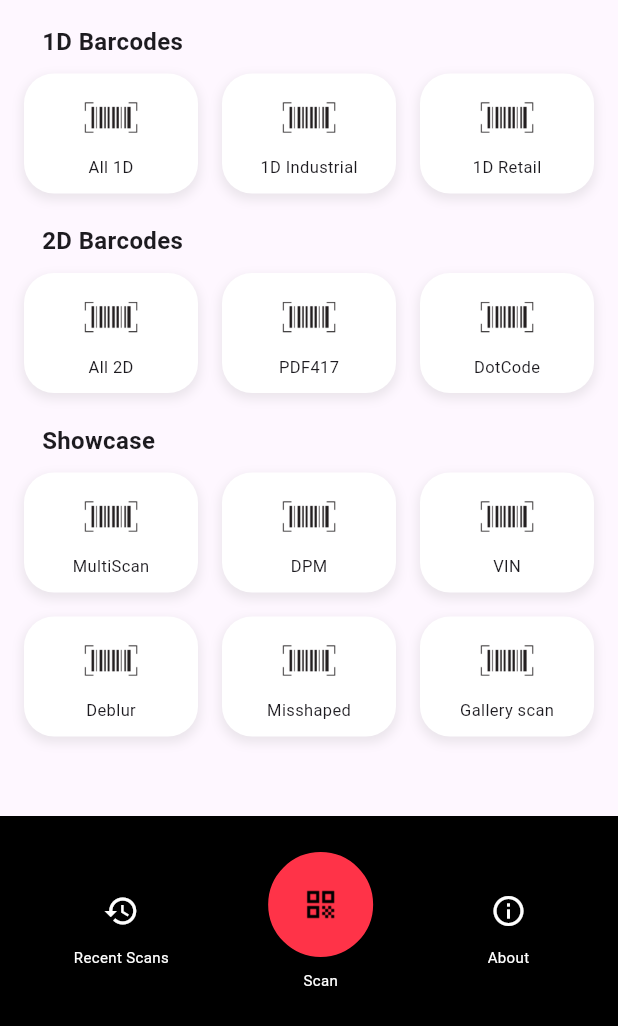
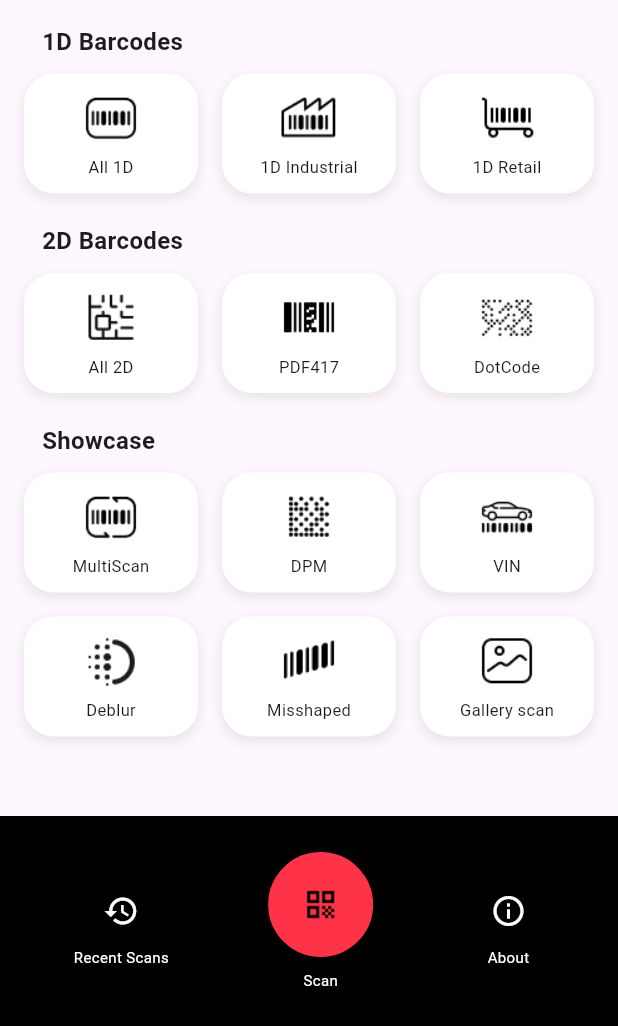
Before and after one commit to barKoderSDK/flutter-demo-app, a Flutter app: the screen it shows after launch, on a phone screen of 412 x 824 dp, the part 210-1236 px from its top. Run offline on Flutter 3.47's test engine with Material 3 defaults, Android fonts, the light colour scheme and no system bars; our stand-ins replace share_plus, shared_preferences; missing offline and left inert: barkoder_flutter.

Commit message:
new icons

```diff
--- a/lib/main.dart
+++ b/lib/main.dart
@@ -11,6 +11,7 @@ class MyApp extends StatelessWidget {
   @override
   Widget build(BuildContext context) {
     return MaterialApp(
+      debugShowCheckedModeBanner: false,
       title: 'Your Barcode Scanner',
       theme: ThemeData(
         primarySwatch: Colors.red,
--- a/lib/screens/home/screens/home_screen.dart
+++ b/lib/screens/home/screens/home_screen.dart
@@ -1,81 +1,3 @@
-
-//       bottomNavigationBar: SizedBox(
-//         height: 120.0,
-//         child: BottomAppBar(
-//           color: Colors.black,
-//           shape: const CircularNotchedRectangle(),
-//           notchMargin: 8.0,
-//           child: Row(
-//             mainAxisAlignment: MainAxisAlignment.spaceAround,
-//             children: [
-//               Column(
-//                 mainAxisSize: MainAxisSize.min,
-//                 children: [
-//                   IconButton(
-//                     icon: const Icon(Icons.history, color: Colors.white),
-//                     onPressed: () => openRecentScans(context),
-//                   ),
-//                   const Text(
-//                     'Recent Scans',
-//                     style: TextStyle(color: Colors.white, fontSize: 10.0),
-//                   ),
-//                 ],
-//               ),
-//               Column(
-//                 mainAxisSize: MainAxisSize.min,
-//                 children: [
-//                   Padding(
-//                     padding: const EdgeInsets.only(bottom: 8.0),
-//                     child: Container(
-//                       width: 60.0,
-//                       height: 60.0,
-                      // decoration: BoxDecoration(
-                      //   shape: BoxShape.circle,
-                      //   border: Border.all(color: AppColor.mainRed, width: 4.0),
-                      //   color: AppColor.mainRed,
-                      // ),
-//                       child: FloatingActionButton(
-//                         backgroundColor: AppColor.mainRed.withOpacity(0.0),
-//                         onPressed: () {
-//                           List<BarcodeType> barcodeTypesToScan =
-//                               _lastSelectedBarcodeTypes.isNotEmpty
-//                                   ? _lastSelectedBarcodeTypes
-//                                   : get1D(); // Default to all 1D barcode types if none are selected
-
-//                           startScanning(context, barcodeTypesToScan, true, true, true);
-//                         },
-//                         splashColor: Colors.transparent,
-//                         highlightElevation: 0,
-//                         child: Image.asset('assets/icons/scan-icon.png'),
-//                       ),
-//                     ),
-//                   ),
-//                   const Text(
-//                     'Scan',
-//                     style: TextStyle(color: Colors.white, fontSize: 10.0),
-//                   ),
-//                 ],
-//               ),
-//               Column(
-//                 mainAxisSize: MainAxisSize.min,
-//                 children: [
-//                   IconButton(
-//                     icon: const Icon(Icons.info_outline, color: Colors.white),
-//                     onPressed: () => openAboutScreen(context),
-//                   ),
-//                   const Text(
-//                     'About',
-//                     style: TextStyle(color: Colors.white, fontSize: 10.0),
-//                   ),
-//                 ],
-//               ),
-//             ],
-//           ),
-//         ),
-//       ),
-//     );
-//   }
-
 import 'package:barkoder/screens/home/functions/home_helper_functions.dart';
 import 'package:barkoder/screens/settings/base_functions/get_functions.dart';
 import 'package:barkoder/utils/colors.dart';
@@ -182,21 +104,21 @@ class HomeScreenState extends State<HomeScreen> {
     return [
       BarcodeButton(
         title: 'All 1D',
-        imagePath: 'assets/icon_placeholder.jpg',
+        imagePath: 'assets/icons/ico-1d-all.png',
         onTap: () async {
           await _handleBarcodeScan(context, 'selected1DBarcodeTypes', 'allowPinchToZoom1D', 'allowBeep1D', 'allowVibrate1D', 'decodingSpeed1D', 'resolution1D', 'formating1D', 'charset1D', 'continuousScanning1D', 'misshaped1D', '', '', 'bottomsheet1D', '', '1d', get1D);
         },
       ),
       BarcodeButton(
         title: '1D Industrial',
-        imagePath: 'assets/icon_placeholder.jpg',
+        imagePath: 'assets/icons/ico-1d-industrial.png',
         onTap: () async {
           await _handleBarcodeScan(context, 'selectedIndustrialBarcodeTypes', 'allowPinchToZoomIndustrial', 'allowBeepIndustrial', 'allowVibrateIndustrial', 'decodingSpeedIndustrial', 'resolutionIndustrial', 'formatingIndustrial', 'charsetIndustrial', 'continuousScanningIndustrial', 'misshapedIndustrial', '', 'continuousThresholdIndustrial', 'bottomsheetIndustrial', '', 'industrial', getIndustrial);
         },
       ),
       BarcodeButton(
         title: '1D Retail',
-        imagePath: 'assets/icon_placeholder.jpg',
+        imagePath: 'assets/icons/ico-1d-retail.png',
         onTap: () async {
           await _handleBarcodeScan(context, 'selectedRetailBarcodeTypes', 'allowPinchToZoomRetail', 'allowBeepRetail', 'allowVibrateRetail', 'decodingSpeedRetail', 'resolutionRetail', 'formatingRetail', 'charsetRetail', 'continuousScanningRetail', 'misshapedRetail', 'blurredUPCRetail', '', 'bottomsheetRetail', '', 'ratail', getRetail);
         },
@@ -208,21 +130,21 @@ class HomeScreenState extends State<HomeScreen> {
     return [
       BarcodeButton(
         title: 'All 2D',
-        imagePath: 'assets/icon_placeholder.jpg',
+        imagePath: 'assets/icons/ico-2d-datamatrix.png',
         onTap: () async {
           await _handleBarcodeScan(context, 'selected2DBarcodeTypes', 'allowPinchToZoom2D', 'allowBeep2D', 'allowVibrate2D', 'decodingSpeed2D', 'resolution2D', 'formating2D', 'charset2D', 'continuousScanning2D', '', '', '', 'bottomsheet2D', '', '2d', get2D);
         },
       ),
       BarcodeButton(
         title: 'PDF417',
-        imagePath: 'assets/icon_placeholder.jpg',
+        imagePath: 'assets/icons/ico-2d-pdf417.png',
         onTap: () async {
           await _handleBarcodeScan(context, 'selectedPDFBarcodeTypes', 'allowPinchToZoomPDF', 'allowBeepPDF', 'allowVibratePDF', 'decodingSpeedPDF', 'resolutionPDF', 'formatingPDF', 'charsetPDF', 'continuousScanningPDF', '', '', '', 'bottomsheetPDF', '', 'pdf', getPDF417);
         },
       ),
       BarcodeButton(
         title: 'DotCode',
-        imagePath: 'assets/icon_placeholder.jpg',
+        imagePath: 'assets/icons/ico-dotcode.png',
         onTap: () async {
           await _handleBarcodeScan(context, 'selectedDOTBarcodeTypes', 'allowPinchToZoomDOT', 'allowBeepDOT', 'allowVibrateDOT', 'decodingSpeedDOT', 'resolutionDOT', 'formatingDOT', 'charsetDOT', 'continuousScanningDOT', '', '', '', 'bottomsheetDOT', '', 'dot', getDotCode);
         },
@@ -234,42 +156,42 @@ class HomeScreenState extends State<HomeScreen> {
     return [
       BarcodeButton(
         title: 'MultiScan',
-        imagePath: 'assets/icon_placeholder.jpg',
+        imagePath: 'assets/icons/ico-multi.png',
         onTap: () async {
           await _handleBarcodeScan(context, 'selectedMultiScanBarcodeTypes', 'allowPinchToZoomMultiScan', 'allowBeepMultiScan', 'allowVibrateMultiScan', 'decodingSpeedMultiScan', 'resolutionMultiScan', 'formatingMultiScan', 'charsetMultiScan', 'continuousScanningMultiScan', 'misshapedMultiScan', 'blurredUPCMultiScan', '', 'bottomsheetDOT', 'regionOfInterestMultiScan', 'multi', getMultiScan);
         },
       ),
       BarcodeButton(
         title: 'DPM',
-        imagePath: 'assets/icon_placeholder.jpg',
+        imagePath: 'assets/icons/ico-dpm.png',
         onTap: () async {
           await _handleBarcodeScan(context, 'selectedDPMBarcodeTypes', 'allowPinchToZoomDPM', 'allowBeepDPM', 'allowVibrateDPM', 'decodingSpeedDPM', 'resolutionDPM', 'formatingDPM', 'charsetDPM', 'continuousScanningDPM', '', '', '', 'bottomsheetDOT', '', 'dpm', getDPM);
         },
       ),
       BarcodeButton(
         title: 'VIN',
-        imagePath: 'assets/icon_placeholder.jpg',
+        imagePath: 'assets/icons/ico-vin.png',
         onTap: () async {
           await _handleBarcodeScan(context, 'selectedVINBarcodeTypes', 'allowPinchToZoomVIN', 'allowBeepVIN', 'allowVibrateVIN', 'decodingSpeedVIN', 'resolutionVIN', '', '', 'continuousScanningVIN', 'misshapedVIN', '', '', 'bottomsheetVIN', '', 'vin', getVIN);
         },
       ),
       BarcodeButton(
         title: 'Deblur',
-        imagePath: 'assets/icon_placeholder.jpg',
+        imagePath: 'assets/icons/ico-deblur.png',
         onTap: () async {
           await _handleBarcodeScan(context, 'selectedDeblurBarcodeTypes', 'allowPinchToZoomDeblur', 'allowBeepDeblur', 'allowVibrateDeblur', '', '', 'formatingDeblur', 'charsetDeblur', 'continuousScanningDeblur', '', '', '', 'bottomsheetDeblur', '', 'deblur', getDeblur);
         },
       ),
       BarcodeButton(
         title: 'Misshaped',
-        imagePath: 'assets/icon_placeholder.jpg',
+        imagePath: 'assets/icons/ico-misshaped.png',
         onTap: () async {
           await _handleBarcodeScan(context, 'selectedMissBarcodeTypes', 'allowPinchToZoomMiss', 'allowBeepMiss', 'allowVibrateMiss', '', '', 'formatingMiss', 'charsetMiss', 'continuousScanningMiss', '', '', '', 'bottomsheetMiss', '', 'miss', getMisshaped);
         },
       ),
       BarcodeButton(
         title: 'Gallery scan',
-        imagePath: 'assets/icon_placeholder.jpg',
+        imagePath: 'assets/icons/ico-gallery.png',
         onTap: () async {
           await _handleBarcodeScan(context, '', '', '', '', '', '', '', '', '', '', '', '', '', '', '', getGalleryScan);
         },
```
Also changed, not shown: lib/screens/scanner/screens/barcode_scanner.dart (+16 -1 lines), pubspec.yaml (+12 -0 lines), assets/icons/ico-1d-all.png (added), assets/icons/ico-1d-industrial.png (added), assets/icons/ico-1d-retail.png (added), assets/icons/ico-2d-datamatrix.png (added), assets/icons/ico-2d-pdf417.png (added), assets/icons/ico-deblur.png (added), assets/icons/ico-dotcode.png (added), assets/icons/ico-dpm.png (added), assets/icons/ico-gallery.png (added), assets/icons/ico-misshaped.png (added), assets/icons/ico-multi.png (added), assets/icons/ico-vin.png (added), 2 other files.
